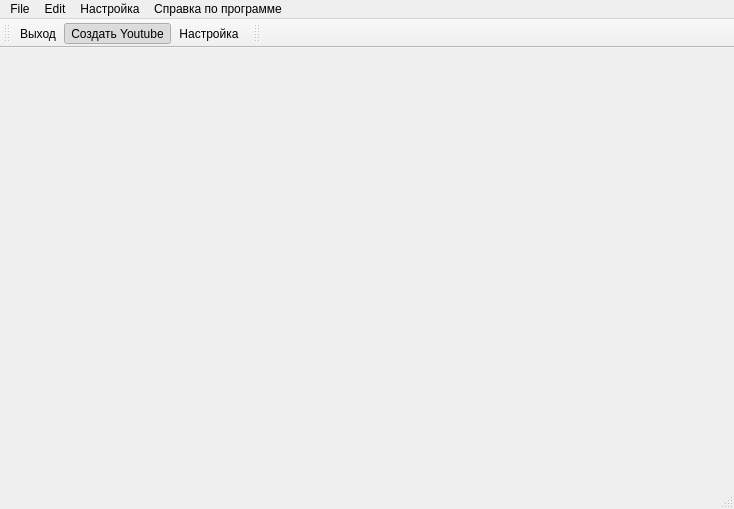
First picture: the form in YOUTUBE_FormMain.ui, repository lisitsinyr/YOUTUBE_PY, before the edit.
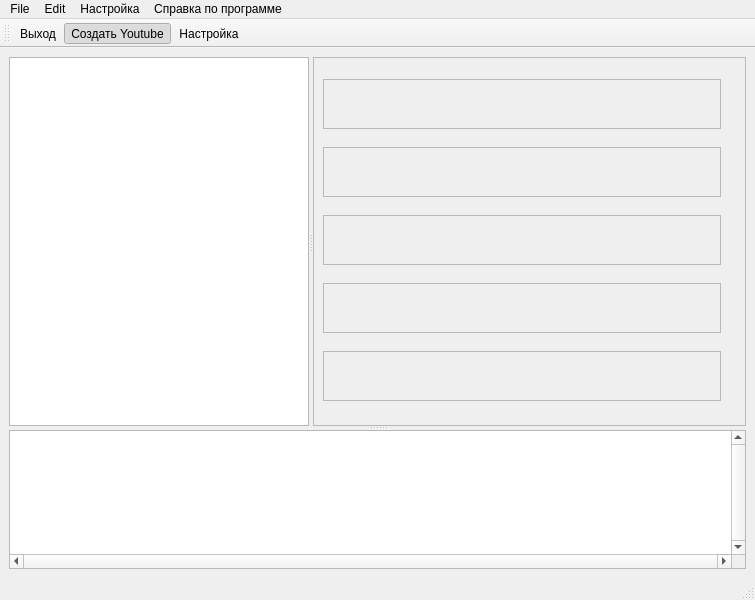
Second picture: the form after the edit. Icons and pictures are not drawn.

Patch:
```diff
--- a/YOUTUBE_FormMain.ui
+++ b/YOUTUBE_FormMain.ui
@@ -6,20 +6,259 @@
    <rect>
     <x>0</x>
     <y>0</y>
-    <width>734</width>
-    <height>509</height>
+    <width>755</width>
+    <height>600</height>
    </rect>
   </property>
   <property name="windowTitle">
    <string>FormMainWindow</string>
   </property>
-  <widget class="QWidget" name="centralwidget"/>
+  <property name="inputMethodHints">
+   <set>Qt::ImhNone</set>
+  </property>
+  <widget class="QWidget" name="centralwidget">
+   <layout class="QGridLayout" name="gridLayout">
+    <item row="0" column="0">
+     <widget class="QSplitter" name="splitter_2">
+      <property name="sizePolicy">
+       <sizepolicy hsizetype="MinimumExpanding" vsizetype="MinimumExpanding">
+        <horstretch>0</horstretch>
+        <verstretch>0</verstretch>
+       </sizepolicy>
+      </property>
+      <property name="maximumSize">
+       <size>
+        <width>1000</width>
+        <height>1505</height>
+       </size>
+      </property>
+      <property name="orientation">
+       <enum>Qt::Vertical</enum>
+      </property>
+      <property name="opaqueResize">
+       <bool>true</bool>
+      </property>
+      <widget class="QSplitter" name="splitter">
+       <property name="maximumSize">
+        <size>
+         <width>16777215</width>
+         <height>500</height>
+        </size>
+       </property>
+       <property name="orientation">
+        <enum>Qt::Horizontal</enum>
+       </property>
+       <widget class="QListView" name="ListViewL">
+        <property name="sizePolicy">
+         <sizepolicy hsizetype="MinimumExpanding" vsizetype="MinimumExpanding">
+          <horstretch>0</horstretch>
+          <verstretch>0</verstretch>
+         </sizepolicy>
+        </property>
+        <property name="minimumSize">
+         <size>
+          <width>0</width>
+          <height>0</height>
+         </size>
+        </property>
+        <property name="maximumSize">
+         <size>
+          <width>300</width>
+          <height>500</height>
+         </size>
+        </property>
+        <property name="sizeIncrement">
+         <size>
+          <width>0</width>
+          <height>0</height>
+         </size>
+        </property>
+       </widget>
+       <widget class="QScrollArea" name="ScrollAreaR">
+        <property name="layoutDirection">
+         <enum>Qt::LeftToRight</enum>
+        </property>
+        <property name="widgetResizable">
+         <bool>true</bool>
+        </property>
+        <widget class="QWidget" name="scrollAreaWidgetContents">
+         <property name="geometry">
+          <rect>
+           <x>0</x>
+           <y>0</y>
+           <width>430</width>
+           <height>369</height>
+          </rect>
+         </property>
+         <property name="layoutDirection">
+          <enum>Qt::LeftToRight</enum>
+         </property>
+         <layout class="QVBoxLayout" name="verticalLayout">
+          <item>
+           <widget class="QFrame" name="frame_3">
+            <property name="maximumSize">
+             <size>
+              <width>398</width>
+              <height>50</height>
+             </size>
+            </property>
+            <property name="frameShape">
+             <enum>QFrame::StyledPanel</enum>
+            </property>
+            <property name="frameShadow">
+             <enum>QFrame::Plain</enum>
+            </property>
+           </widget>
+          </item>
+          <item>
+           <widget class="QFrame" name="frame_2">
+            <property name="maximumSize">
+             <size>
+              <width>398</width>
+              <height>50</height>
+             </size>
+            </property>
+            <property name="frameShape">
+             <enum>QFrame::StyledPanel</enum>
+            </property>
+            <property name="frameShadow">
+             <enum>QFrame::Plain</enum>
+            </property>
+           </widget>
+          </item>
+          <item>
+           <widget class="QFrame" name="frame">
+            <property name="maximumSize">
+             <size>
+              <width>398</width>
+              <height>50</height>
+             </size>
+            </property>
+            <property name="frameShape">
+             <enum>QFrame::StyledPanel</enum>
+            </property>
+            <property name="frameShadow">
+             <enum>QFrame::Plain</enum>
+            </property>
+           </widget>
+          </item>
+          <item>
+           <widget class="QFrame" name="frame_4">
+            <property name="maximumSize">
+             <size>
+              <width>398</width>
+              <height>50</height>
+             </size>
+            </property>
+            <property name="frameShape">
+             <enum>QFrame::StyledPanel</enum>
+            </property>
+            <property name="frameShadow">
+             <enum>QFrame::Plain</enum>
+            </property>
+           </widget>
+          </item>
+          <item>
+           <widget class="QFrame" name="frame_6">
+            <property name="maximumSize">
+             <size>
+              <width>398</width>
+              <height>50</height>
+             </size>
+            </property>
+            <property name="frameShape">
+             <enum>QFrame::StyledPanel</enum>
+            </property>
+            <property name="frameShadow">
+             <enum>QFrame::Plain</enum>
+            </property>
+           </widget>
+          </item>
+         </layout>
+        </widget>
+       </widget>
+      </widget>
+      <widget class="QPlainTextEdit" name="Memo_Log">
+       <property name="sizePolicy">
+        <sizepolicy hsizetype="MinimumExpanding" vsizetype="MinimumExpanding">
+         <horstretch>0</horstretch>
+         <verstretch>0</verstretch>
+        </sizepolicy>
+       </property>
+       <property name="minimumSize">
+        <size>
+         <width>0</width>
+         <height>0</height>
+        </size>
+       </property>
+       <property name="maximumSize">
+        <size>
+         <width>1000</width>
+         <height>1000</height>
+        </size>
+       </property>
+       <property name="font">
+        <font>
+         <family>Courier New</family>
+         <pointsize>8</pointsize>
+         <bold>true</bold>
+        </font>
+       </property>
+       <property name="autoFillBackground">
+        <bool>true</bool>
+       </property>
+       <property name="styleSheet">
+        <string notr="true"/>
+       </property>
+       <property name="inputMethodHints">
+        <set>Qt::ImhHiddenText|Qt::ImhSensitiveData</set>
+       </property>
+       <property name="frameShape">
+        <enum>QFrame::StyledPanel</enum>
+       </property>
+       <property name="frameShadow">
+        <enum>QFrame::Plain</enum>
+       </property>
+       <property name="verticalScrollBarPolicy">
+        <enum>Qt::ScrollBarAlwaysOn</enum>
+       </property>
+       <property name="horizontalScrollBarPolicy">
+        <enum>Qt::ScrollBarAlwaysOn</enum>
+       </property>
+       <property name="sizeAdjustPolicy">
+        <enum>QAbstractScrollArea::AdjustToContents</enum>
+       </property>
+       <property name="lineWrapMode">
+        <enum>QPlainTextEdit::NoWrap</enum>
+       </property>
+       <property name="readOnly">
+        <bool>true</bool>
+       </property>
+       <property name="backgroundVisible">
+        <bool>false</bool>
+       </property>
+      </widget>
+     </widget>
+    </item>
+   </layout>
+   <widget class="QWidget" name="layoutWidget">
+    <property name="geometry">
+     <rect>
+      <x>0</x>
+      <y>0</y>
+      <width>2</width>
+      <height>2</height>
+     </rect>
+    </property>
+    <layout class="QHBoxLayout" name="horizontalLayout"/>
+   </widget>
+  </widget>
   <widget class="QMenuBar" name="menubar">
    <property name="geometry">
     <rect>
      <x>0</x>
      <y>0</y>
-     <width>734</width>
+     <width>755</width>
      <height>22</height>
     </rect>
    </property>
@@ -69,17 +308,6 @@
    <addaction name="action_CreateYoutube"/>
    <addaction name="action_Setup"/>
   </widget>
-  <widget class="QToolBar" name="toolBar_2">
-   <property name="windowTitle">
-    <string>toolBar_2</string>
-   </property>
-   <attribute name="toolBarArea">
-    <enum>TopToolBarArea</enum>
-   </attribute>
-   <attribute name="toolBarBreak">
-    <bool>false</bool>
-   </attribute>
-  </widget>
   <action name="action_CreateYoutube">
    <property name="checkable">
     <bool>true</bool>
```
Left out of the diff: 6 changed lines with no effect on the pictures.
